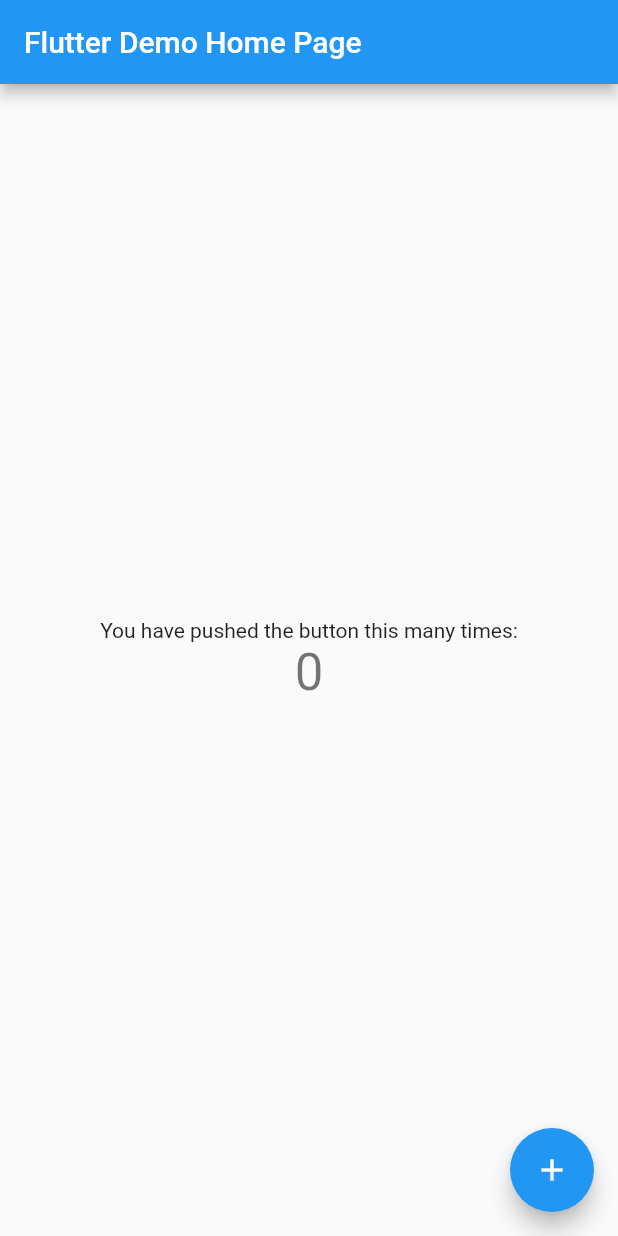
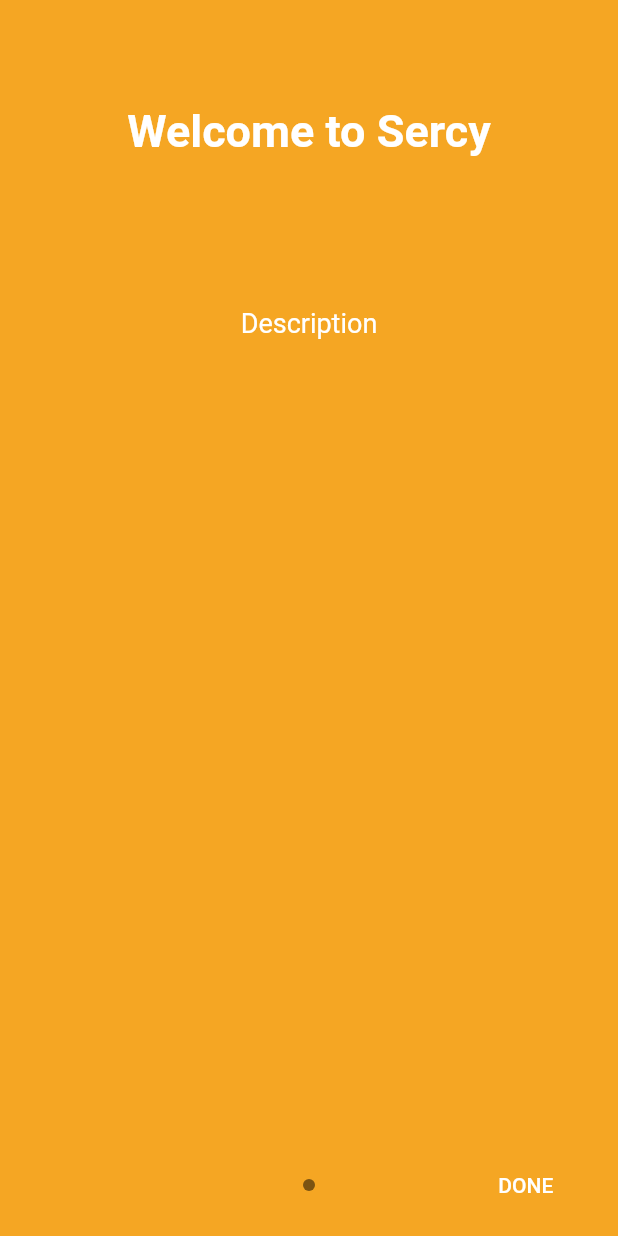
Before and after one commit to MohammadSrahin/Sercy, a Flutter app: the screen it shows after launch, on a phone screen of 412 x 824 dp. Run offline on Flutter 3.47's test engine with Material 2 defaults, Android fonts, the phone set to English and light mode, and no system bars; drawn by our look-alikes of intro_slider; our stand-ins replace cloud_firestore, firebase_auth; accounts and stored records are empty.

Commit message:
added backend folder, and an intro screen and a chat screen

```diff
--- a/lib/main.dart
+++ b/lib/main.dart
@@ -1,4 +1,6 @@
 import 'package:flutter/material.dart';
+import 'package:sercy/screens/chat_screen.dart';
+import 'package:sercy/screens/intro_screen.dart';
 
 void main() {
   runApp(MyApp());
@@ -9,109 +11,11 @@
   @override
   Widget build(BuildContext context) {
     return MaterialApp(
-      title: 'Flutter Demo',
-      theme: ThemeData(
-        // This is the theme of your application.
-        //
-        // Try running your application with "flutter run". You'll see the
-        // application has a blue toolbar. Then, without quitting the app, try
-        // changing the primarySwatch below to Colors.green and then invoke
-        // "hot reload" (press "r" in the console where you ran "flutter run",
-        // or simply save your changes to "hot reload" in a Flutter IDE).
-        // Notice that the counter didn't reset back to zero; the application
-        // is not restarted.
-        primarySwatch: Colors.blue,
-        // This makes the visual density adapt to the platform that you run
-        // the app on. For desktop platforms, the controls will be smaller and
-        // closer together (more dense) than on mobile platforms.
-        visualDensity: VisualDensity.adaptivePlatformDensity,
-      ),
-      home: MyHomePage(title: 'Flutter Demo Home Page'),
+      initialRoute: IntroScreen.id,
+      routes: {
+        ChatScreen.id: (context) => ChatScreen(),
+        IntroScreen.id: (context) => IntroScreen(),
+      },
     );
   }
 }
-
-class MyHomePage extends StatefulWidget {
-  MyHomePage({Key key, this.title}) : super(key: key);
-
-  // This widget is the home page of your application. It is stateful, meaning
-  // that it has a State object (defined below) that contains fields that affect
-  // how it looks.
-
-  // This class is the configuration for the state. It holds the values (in this
-  // case the title) provided by the parent (in this case the App widget) and
-  // used by the build method of the State. Fields in a Widget subclass are
-  // always marked "final".
-
-  final String title;
-
-  @override
-  _MyHomePageState createState() => _MyHomePageState();
-}
-
-class _MyHomePageState extends State<MyHomePage> {
-  int _counter = 0;
-
-  void _incrementCounter() {
-    setState(() {
-      // This call to setState tells the Flutter framework that something has
-      // changed in this State, which causes it to rerun the build method below
-      // so that the display can reflect the updated values. If we changed
-      // _counter without calling setState(), then the build method would not be
-      // called again, and so nothing would appear to happen.
-      _counter++;
-    });
-  }
-
-  @override
-  Widget build(BuildContext context) {
-    // This method is rerun every time setState is called, for instance as done
-    // by the _incrementCounter method above.
-    //
-    // The Flutter framework has been optimized to make rerunning build methods
-    // fast, so that you can just rebuild anything that needs updating rather
-    // than having to individually change instances of widgets.
-    return Scaffold(
-      appBar: AppBar(
-        // Here we take the value from the MyHomePage object that was created by
-        // the App.build method, and use it to set our appbar title.
-        title: Text(widget.title),
-      ),
-      body: Center(
-        // Center is a layout widget. It takes a single child and positions it
-        // in the middle of the parent.
-        child: Column(
-          // Column is also a layout widget. It takes a list of children and
-          // arranges them vertically. By default, it sizes itself to fit its
-          // children horizontally, and tries to be as tall as its parent.
-          //
-          // Invoke "debug painting" (press "p" in the console, choose the
-          // "Toggle Debug Paint" action from the Flutter Inspector in Android
-          // Studio, or the "Toggle Debug Paint" command in Visual Studio Code)
-          // to see the wireframe for each widget.
-          //
-          // Column has various properties to control how it sizes itself and
-          // how it positions its children. Here we use mainAxisAlignment to
-          // center the children vertically; the main axis here is the vertical
-          // axis because Columns are vertical (the cross axis would be
-          // horizontal).
-          mainAxisAlignment: MainAxisAlignment.center,
-          children: <Widget>[
-            Text(
-              'You have pushed the button this many times:',
-            ),
-            Text(
-              '$_counter',
-              style: Theme.of(context).textTheme.headline4,
-            ),
-          ],
-        ),
-      ),
-      floatingActionButton: FloatingActionButton(
-        onPressed: _incrementCounter,
-        tooltip: 'Increment',
-        child: Icon(Icons.add),
-      ), // This trailing comma makes auto-formatting nicer for build methods.
-    );
-  }
-}
--- /dev/null
+++ b/lib/screens/intro_screen.dart
@@ -0,0 +1,39 @@
+import 'package:flutter/material.dart';
+import 'package:intro_slider/intro_slider.dart';
+import 'package:intro_slider/slide_object.dart';
+import 'package:sercy/screens/chat_screen.dart';
+
+class IntroScreen extends StatefulWidget {
+  static const id = 'slide_screen';
+  @override
+  _IntroScreenState createState() => _IntroScreenState();
+}
+
+class _IntroScreenState extends State<IntroScreen> {
+  List<Slide> slides = new List();
+
+  @override
+  void initState() {
+    super.initState();
+
+    slides.add(
+      new Slide(
+        title: "Welcome to Sercy",
+        description: "Description",
+        backgroundColor: Color(0xfff5a623),
+      ),
+    );
+  }
+
+  void onDonePress() {
+    Navigator.pushNamed(context, ChatScreen.id);
+  }
+
+  @override
+  Widget build(BuildContext context) {
+    return new IntroSlider(
+      slides: this.slides,
+      onDonePress: this.onDonePress,
+    );
+  }
+}
--- a/pubspec.yaml
+++ b/pubspec.yaml
@@ -28,6 +28,11 @@
   # The following adds the Cupertino Icons font to your application.
   # Use with the CupertinoIcons class for iOS style icons.
   cupertino_icons: ^0.1.3
+  firebase_core: ^0.5.0
+  firebase_auth: ^0.18.0+1
+  cloud_firestore: ^0.14.0+2
+  intro_slider: ^2.3.2
+
 
 dev_dependencies:
   flutter_test:
```
Also changed, not shown: lib/backend/auth.dart (added, +14 -0 lines), lib/backend/database.dart (added, +142 -0 lines), lib/screens/chat_screen.dart (added, +61 -0 lines), pubspec.lock, 3 other files.
